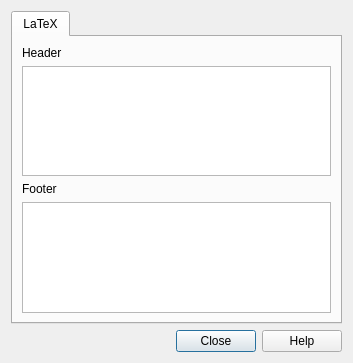
First picture: the form in designer/modelopts.ui, repository ankitects/anki, before the edit.
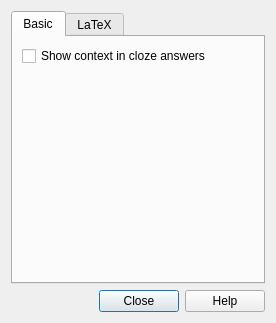
Second picture: the form after the edit.

What changed in the file:
```diff
--- a/designer/modelopts.ui
+++ b/designer/modelopts.ui
@@ -9,8 +9,8 @@
    <rect>
     <x>0</x>
     <y>0</y>
-    <width>353</width>
-    <height>363</height>
+    <width>276</width>
+    <height>323</height>
    </rect>
   </property>
   <property name="windowTitle">
@@ -22,6 +22,33 @@
      <property name="currentIndex">
       <number>0</number>
      </property>
+     <widget class="QWidget" name="tab_2">
+      <attribute name="title">
+       <string>Basic</string>
+      </attribute>
+      <layout class="QVBoxLayout" name="verticalLayout_3">
+       <item>
+        <widget class="QCheckBox" name="clozeCtx">
+         <property name="text">
+          <string>Show context in cloze answers</string>
+         </property>
+        </widget>
+       </item>
+       <item>
+        <spacer name="verticalSpacer">
+         <property name="orientation">
+          <enum>Qt::Vertical</enum>
+         </property>
+         <property name="sizeHint" stdset="0">
+          <size>
+           <width>20</width>
+           <height>184</height>
+          </size>
+         </property>
+        </spacer>
+       </item>
+      </layout>
+     </widget>
      <widget class="QWidget" name="tab">
       <attribute name="title">
        <string>LaTeX</string>
```
Left out of the diff: 2 changed lines with no effect on the pictures.
